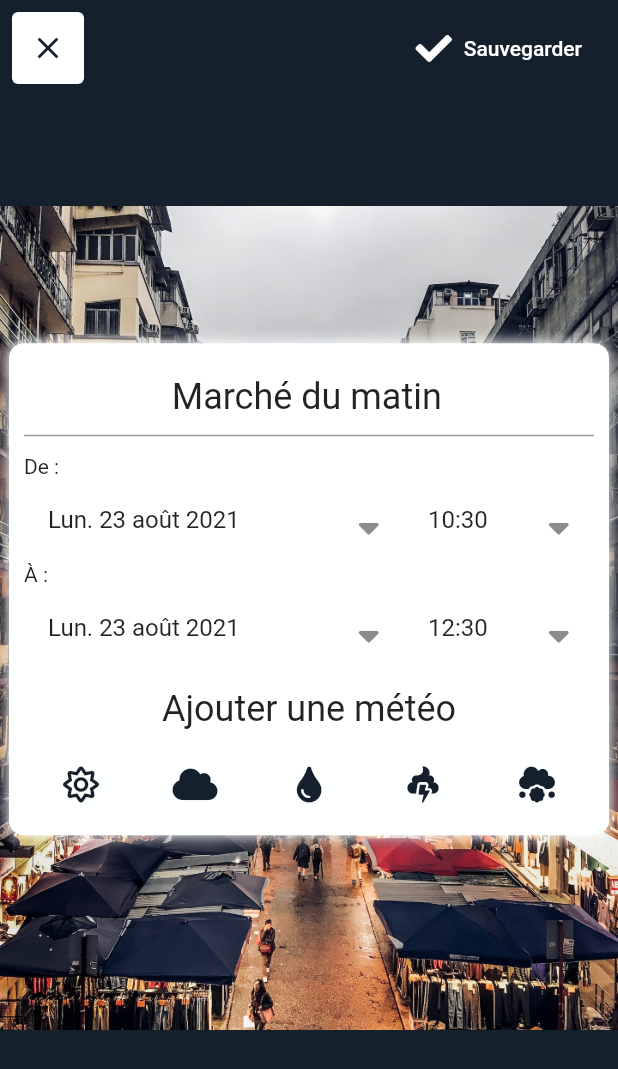
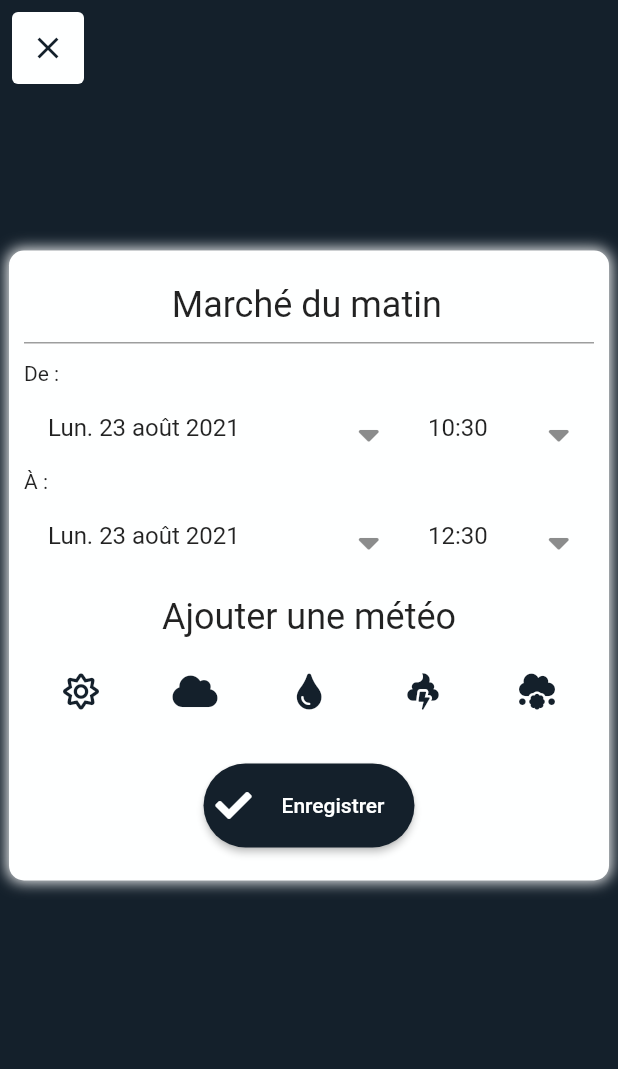
Before and after one commit to ben-ndui/vente_app, a Flutter app: the AddEvent screen opened directly, on a phone screen of 412 x 824 dp. Shown: the top 1069 px of the screen. Run offline on Flutter 3.47's test engine with Material 2 defaults, Android fonts, the light colour scheme and no system bars; our stand-ins replace font_awesome_flutter, syncfusion_flutter_calendar; missing offline and left inert: syncfusion_localizations.

```diff
--- a/lib/main.dart
+++ b/lib/main.dart
@@ -1,9 +1,7 @@
 import 'package:flutter/material.dart';
 import 'package:flutter_localizations/flutter_localizations.dart';
-import 'package:intl/date_symbol_data_local.dart';
 import 'package:provider/provider.dart';
 import 'package:suividevente/model/event_provider.dart';
-import 'package:suividevente/utils/constants.dart';
 import 'package:suividevente/view/layout/layout.dart';
 import 'package:syncfusion_localizations/syncfusion_localizations.dart';
 
--- a/lib/model/event_data_source.dart
+++ b/lib/model/event_data_source.dart
@@ -1,4 +1,5 @@
 import 'package:flutter/material.dart';
+import 'package:suividevente/utils/constants.dart';
 import 'package:syncfusion_flutter_calendar/calendar.dart';
 
 import 'my_event.dart';
@@ -31,7 +32,7 @@ class EventDataSource extends CalendarDataSource{
   @override
   Color getColor(int index) {
     // TODO: implement getColor
-    return getEvent(index).color;
+    return getEvent(index).panier.isNotEmpty ? getEvent(index).color : kLightBackgroundColor;
   }
 
   @override
--- a/lib/model/meteo.dart
+++ b/lib/model/meteo.dart
@@ -1,5 +1,4 @@
 import 'package:flutter/material.dart';
-import 'package:font_awesome_flutter/font_awesome_flutter.dart';
 
 class Meteo {
   final String title;
--- a/lib/model/my_event.dart
+++ b/lib/model/my_event.dart
@@ -1,5 +1,5 @@
 import 'package:flutter/material.dart';
-import 'package:suividevente/model/meteo.dart';
+import 'package:suividevente/utils/constants.dart';
 
 import 'product.dart';
 
@@ -21,11 +21,11 @@ class MyEvent {
     Product(title: "Gants en laine", price: "30.90", img: "assets/background/back1.jpeg"),
   ];
 
-  bool meteo1 = false;
-  bool meteo2 = false;
-  bool meteo3 = false;
-  bool meteo4 = false;
-  bool meteo5 = false;
+  bool sun = false;
+  bool cloud = false;
+  bool tint = false;
+  bool pooCloud = false;
+  bool cloudSomething = false;
 
   List<ProductBis> sortProdList = [];
   List<Product> panier = [];
@@ -85,6 +85,8 @@ class MyEvent {
     });
   }
 
+  Color get getColor => panier.isNotEmpty ? color : kLightBackgroundColor;
+
   @override
   String toString() => title;
 }
--- a/lib/utils/constants.dart
+++ b/lib/utils/constants.dart
@@ -1,5 +1,4 @@
 import 'package:flutter/material.dart';
-import 'package:suividevente/model/my_event.dart';
 
 const Color kDefaultBackgroundColor = Color(0xFF14202B);
 const Color kLightBackgroundColor = Color(0xFF263648);
--- a/lib/utils/menu_item.dart
+++ b/lib/utils/menu_item.dart
@@ -5,7 +5,7 @@ import 'package:suividevente/utils/constants.dart';
 class MenuItem extends StatelessWidget {
   final String title;
   final FaIcon icon;
-  final func;
+  final dynamic func;
 
   const MenuItem({Key? key, required this.title, required this.icon, this.func}) : super(key: key);
 
--- a/lib/utils/theme.dart
+++ b/lib/utils/theme.dart
@@ -1,6 +1,4 @@
 import 'package:flutter/material.dart';
-
-import 'constants.dart';
 
 BoxDecoration defaultDecoration(Color bgColor){
   return BoxDecoration(
--- a/lib/view/home/components/addEvent/add_event.dart
+++ b/lib/view/home/components/addEvent/add_event.dart
@@ -14,7 +14,8 @@ class AddEvent extends StatefulWidget {
   final String matinOuSoir;
   final MyEvent? event;
 
-  const AddEvent({Key? key, this.event, required this.matinOuSoir}) : super(key: key);
+  const AddEvent({Key? key, this.event, required this.matinOuSoir})
+      : super(key: key);
 
   @override
   _AddEventState createState() => _AddEventState();
@@ -62,11 +63,6 @@ class _AddEventState extends State<AddEvent> {
       body: Stack(
         alignment: AlignmentDirectional.center,
         children: [
-          Image.asset(
-            "assets/background/back1.jpeg",
-            fit: BoxFit.cover,
-            width: MediaQuery.of(context).size.width,
-          ),
           Column(
             mainAxisSize: MainAxisSize.max,
             children: [
@@ -84,14 +80,11 @@ class _AddEventState extends State<AddEvent> {
                         borderRadius: BorderRadius.circular(4.0),
                       ),
                     ),
-                    Row(
-                      children: buildEditingActions(),
-                    ),
                   ],
                 ),
               ),
               SizedBox(
-                height: MediaQuery.of(context).size.height / 5,
+                height: MediaQuery.of(context).size.height / 8,
               ),
               Center(
                 child: Container(
@@ -122,6 +115,39 @@ class _AddEventState extends State<AddEvent> {
                           height: 12.0,
                         ),
                         buildMeteo(),
+                        const SizedBox(
+                          height: 12.0,
+                        ),
+                        Padding(
+                          padding: const EdgeInsets.all(12.0),
+                          child: TextButton.icon(
+                            onPressed: () {
+                              saveEventForm();
+                            },
+
+                            /// CALLBACK ACTION HERE
+                            icon: const FaIcon(
+                              FontAwesomeIcons.check,
+                              color: kWhiteColor,
+                            ),
+                            label: const Padding(
+                              padding: EdgeInsets.all(12.0),
+                              child: Text(
+                                "Enregistrer",
+                                style: TextStyle(
+                                  color: kWhiteColor,
+                                ),
+                              ),
+                            ),
+                            style: TextButton.styleFrom(
+                              backgroundColor: kDefaultBackgroundColor,
+                              elevation: 2.0,
+                              shape: RoundedRectangleBorder(
+                                borderRadius: BorderRadius.circular(100.0),
+                              ),
+                            ),
+                          ),
+                        )
                       ],
                     ),
                   ),
@@ -156,7 +182,7 @@ class _AddEventState extends State<AddEvent> {
         border: UnderlineInputBorder(),
         hintText: 'Ajouter un titre',
       ),
-      onFieldSubmitted: (_){},
+      onFieldSubmitted: (_) {},
       validator: (title) => title != null && title.isEmpty
           ? "Veuillez ajouter un titre s'il vous plait"
           : null,
@@ -195,35 +221,47 @@ class _AddEventState extends State<AddEvent> {
           case "sun":
             setState(() {
               _sun = !_sun;
-              final mete = Meteo("sun", FontAwesomeIcons.sun, _sun ? kYellowColor : kGreyColor, value: _sun);
+              final mete = Meteo(
+                  "sun", FontAwesomeIcons.sun, _sun ? kYellowColor : kGreyColor,
+                  value: _sun);
               _sun ? meteo.add(mete) : meteo.remove(mete);
             });
             break;
           case "cloud":
             setState(() {
               _cloud = !_cloud;
-              final mete = Meteo("cloud", FontAwesomeIcons.cloud, _cloud ? kYellowColor : kGreyColor, value: _cloud);
+              final mete = Meteo("cloud", FontAwesomeIcons.cloud,
+                  _cloud ? kYellowColor : kGreyColor,
+                  value: _cloud);
               _cloud ? meteo.add(mete) : meteo.remove(mete);
             });
             break;
           case "tint":
             setState(() {
               _tint = !_tint;
-              final mete = Meteo("tint",FontAwesomeIcons.tint, _tint ? kYellowColor : kGreyColor, value: _tint);
+              final mete = Meteo("tint", FontAwesomeIcons.tint,
+                  _tint ? kYellowColor : kGreyColor,
+                  value: _tint);
               _tint ? meteo.add(mete) : meteo.remove(mete);
             });
             break;
           case "pooStorm":
             setState(() {
               _pooStorm = !_pooStorm;
-              final mete = Meteo("pooStorm", FontAwesomeIcons.pooStorm, _pooStorm ? kYellowColor : kGreyColor, value: _pooStorm);
+              final mete = Meteo("pooStorm", FontAwesomeIcons.pooStorm,
+                  _pooStorm ? kYellowColor : kGreyColor,
+                  value: _pooStorm);
               _pooStorm ? meteo.add(mete) : meteo.remove(mete);
             });
             break;
           case "cloudMeatball":
             setState(() {
               _cloudMeatball = !_cloudMeatball;
-              final mete = Meteo("cloudMeatball", FontAwesomeIcons.cloudMeatball, _cloudMeatball ? kYellowColor : kGreyColor, value: _cloudMeatball);
+              final mete = Meteo(
+                  "cloudMeatball",
+                  FontAwesomeIcons.cloudMeatball,
+                  _cloudMeatball ? kYellowColor : kGreyColor,
+                  value: _cloudMeatball);
               _cloudMeatball ? meteo.add(mete) : meteo.remove(mete);
             });
             break;
@@ -378,7 +416,7 @@ class _AddEventState extends State<AddEvent> {
     final isValid = _formKey.currentState!.validate();
 
     if (isValid) {
-      if(widget.matinOuSoir.contains("matin")){
+      if (widget.matinOuSoir.contains("matin")) {
         final MyEvent event = MyEvent(
           titleController.text,
           kYellowColor,
@@ -391,18 +429,18 @@ class _AddEventState extends State<AddEvent> {
         final provider = Provider.of<EventProvider>(context, listen: false);
 
         setState(() {
-          event.meteo1 = _sun;
-          event.meteo2 = _cloud;
-          event.meteo3 = _tint;
-          event.meteo4 = _pooStorm;
-          event.meteo4 = _cloudMeatball;
+          event.sun = _sun;
+          event.cloud = _cloud;
+          event.tint = _tint;
+          event.pooCloud = _pooStorm;
+          event.pooCloud = _cloudMeatball;
         });
 
         provider.addEvent(event);
         Navigator.of(context).pop();
       }
 
-      if(widget.matinOuSoir.contains("soir")){
+      if (widget.matinOuSoir.contains("soir")) {
         final event = MyEvent(
           titleController.text,
           kBlueColor,
@@ -412,9 +450,18 @@ class _AddEventState extends State<AddEvent> {
           false,
         );
 
-        final product1 = Product(title: "Pull en laine", price: "30.90", img: "assets/background/back1.jpeg");
-        final product2 = Product(title: "Pull en cuir", price: "90.90", img: "assets/background/back1.jpeg");
-        final product3 = Product(title: "Pull en bois", price: "123.90", img: "assets/background/back1.jpeg");
+        final product1 = Product(
+            title: "Pull en laine",
+            price: "30.90",
+            img: "assets/background/back1.jpeg");
+        final product2 = Product(
+            title: "Pull en cuir",
+            price: "90.90",
+            img: "assets/background/back1.jpeg");
+        final product3 = Product(
+            title: "Pull en bois",
+            price: "123.90",
+            img: "assets/background/back1.jpeg");
 
         event.listProduit.add(product1);
         event.listProduit.add(product2);
```
Also changed, not shown: lib/model/event_provider.dart (+6 -4 lines), lib/view/home/calendar_widget.dart (+48 -14 lines), lib/view/home/components/addEvent/tasks_widget.dart (+4 -4 lines), lib/view/home/components/vente_widget.dart (+12 -14 lines).
